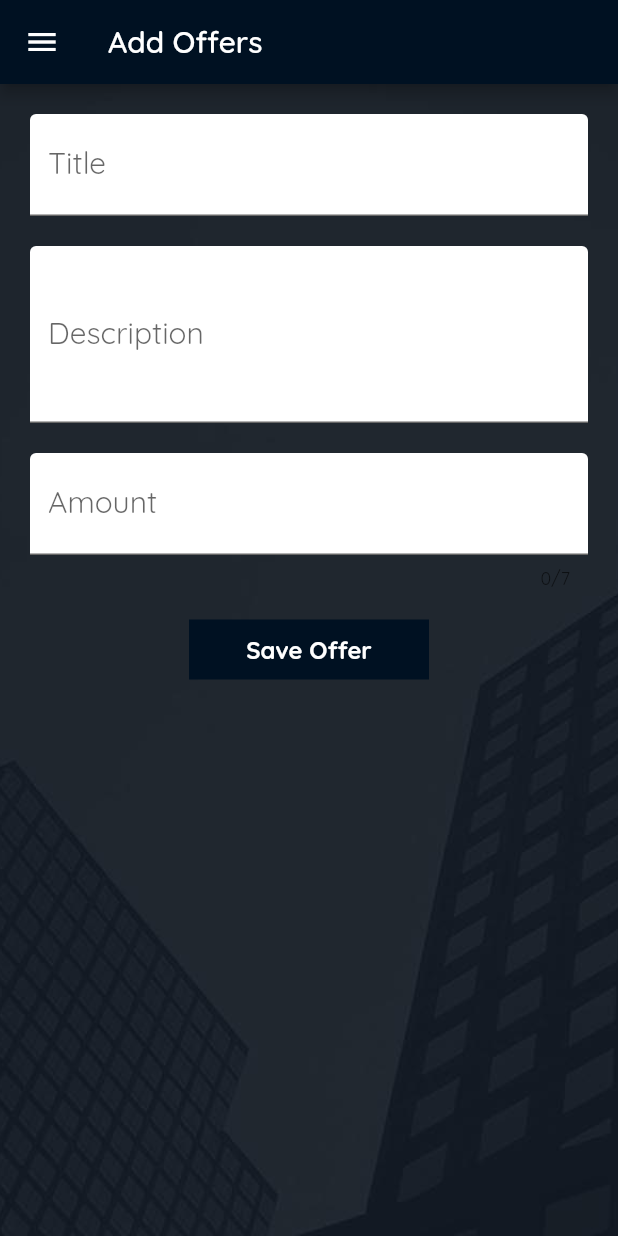
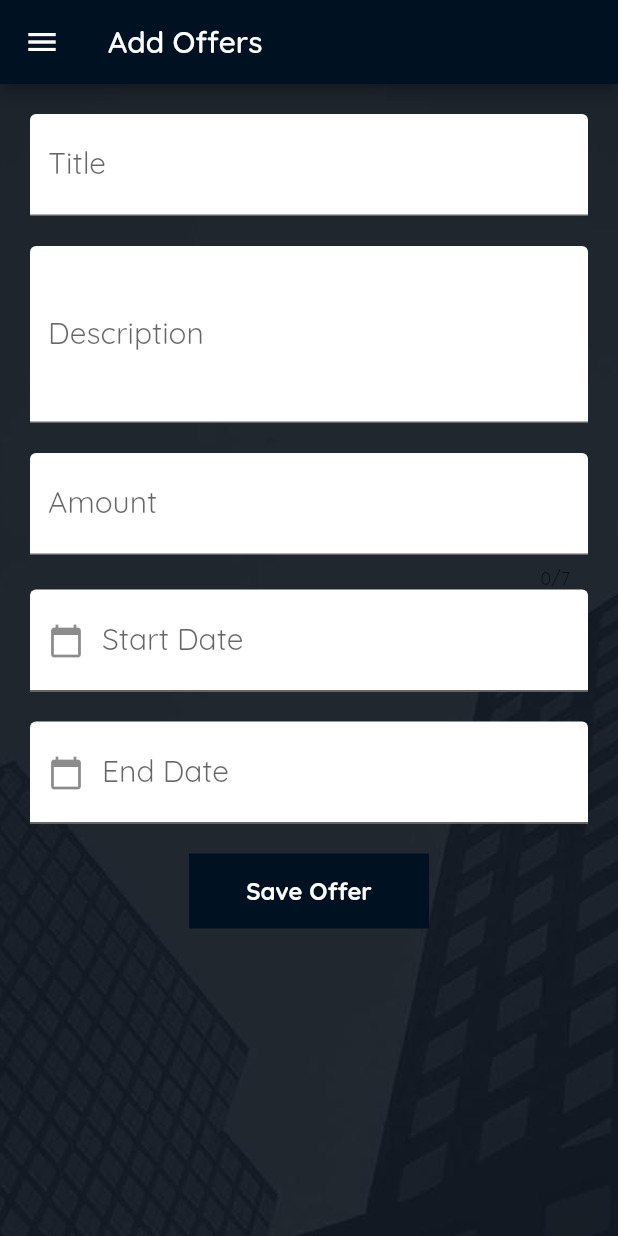
Before and after one commit to cjs10lib/bank_app, a Flutter app: the OfferFormPage screen opened by its route, on a phone screen of 412 x 824 dp. Run offline on Flutter 3.47's test engine with Material 2 defaults, Android fonts, the phone set to English and light mode, and no system bars; our stand-ins replace cloud_firestore, firebase_auth, firebase_messaging, firebase_storage, flutter_local_notifications, image_picker; missing offline and left inert: flutter_fab_dialer; accounts and stored records are empty.

Commit message:
Added form, form-fields, datetime-pickers & refactored offer-form page, implemented create-offer method in offer-model & offer-service

```diff
--- a/lib/pages/offer_form_page.dart
+++ b/lib/pages/offer_form_page.dart
@@ -1,15 +1,58 @@
 import 'package:flutter/material.dart';
 
-class OfferFormPage extends StatelessWidget {
+class OfferFormPage extends StatefulWidget {
   @override
-  Widget build(BuildContext context) {
-    return GestureDetector(
-      onTap: () {
-        FocusScope.of(context).requestFocus(FocusNode());
-      },
-      child: Scaffold(
-          appBar: AppBar(title: Text('Add Offers')),
-          drawer: Drawer(
+  OfferFormPageState createState() {
+    return new OfferFormPageState();
+  }
+}
+
+class OfferFormPageState extends State<OfferFormPage> {
+  Map<String, dynamic> _formData = {
+    'title': null,
+    'description': null,
+    'amount': 0
+  };
+
+  DateTime _startDate;
+  DateTime _endDate;
+
+  GlobalKey<FormState> _formKey = GlobalKey<FormState>();
+  TextEditingController _offerStartDateController = TextEditingController();
+  TextEditingController _offerEndDateController = TextEditingController();
+
+  Future _selectOfferDate(BuildContext context, bool startDate) async {
+    if (startDate) {
+      _startDate = await showDatePicker(
+          context: context,
+          initialDate: DateTime.now().add(new Duration(days: 1)),
+          firstDate: DateTime.now().subtract(new Duration(days: 30)),
+          lastDate: DateTime.now().add(Duration(days: 1)),
+          initialDatePickerMode: DatePickerMode.day);
+      if (_startDate != null) {
+        setState(() {
+          _offerStartDateController.text =
+              '${_startDate.day}/${_startDate.month}/${_startDate.year}';
+        });
+      }
+    } else {
+      _endDate = await showDatePicker(
+          context: context,
+          initialDate: DateTime.now().add(new Duration(days: 1)),
+          firstDate: DateTime.now(),
+          lastDate: DateTime.now().add(new Duration(days: 60)),
+          initialDatePickerMode: DatePickerMode.day);
+      if (_endDate != null) {
+        setState(() {
+          _offerEndDateController.text =
+              '${_endDate.day}/${_endDate.month}/${_endDate.year}';
+        });
+      }
+    }
+  }
+
+  Widget _buildSideDrawer(BuildContext context) {
+    return Drawer(
       child: Column(
         children: <Widget>[
           AppBar(
@@ -25,8 +68,8 @@ class OfferFormPage extends StatelessWidget {
                   title: Text('Add Offers'),
                 ),
                 ListTile(
-                        leading: CircleAvatar(
-                            child: Icon(Icons.store_mall_directory)),
+                  leading:
+                      CircleAvatar(child: Icon(Icons.store_mall_directory)),
                   title: Text('Offers'),
                   onTap: () {
                     Navigator.of(context).pushReplacementNamed('/tabs');
@@ -37,61 +80,120 @@ class OfferFormPage extends StatelessWidget {
           )
         ],
       ),
-          ),
-          body: SafeArea(
-            child: Container(
-              padding: EdgeInsets.only(top: 20.0, right: 20.0, left: 20.0),
-              decoration: BoxDecoration(
-                  image: DecorationImage(
-                      fit: BoxFit.cover,
-                      image: AssetImage('assets/login/login-background.jpg'))),
-              child: ListView(
-                children: <Widget>[
-                  TextField(
-                    style: TextStyle(
-                        color: Theme.of(context).primaryColor, fontSize: 20.0),
+    );
+  }
+
+  Widget _buildTitleFormField(BuildContext context) {
+    return TextFormField(
+      style: TextStyle(color: Theme.of(context).primaryColor, fontSize: 20.0),
       decoration: InputDecoration(
           labelText: 'Title',
           hintText: 'Enter Title',
           filled: true,
           fillColor: Theme.of(context).cardColor),
-                  ),
-                  SizedBox(height: 20.0),
-                  TextField(
+      onSaved: (String value) {
+        _formData['title'] = value;
+      },
+    );
+  }
+
+  Widget _buildDescriptionFormField(BuildContext context) {
+    return TextFormField(
       keyboardType: TextInputType.multiline,
       maxLines: 3,
-                    style: TextStyle(
-                        color: Theme.of(context).primaryColor, fontSize: 20.0),
+      style: TextStyle(color: Theme.of(context).primaryColor, fontSize: 20.0),
       decoration: InputDecoration(
           labelText: 'Description',
           hintText: 'Enter Description',
           filled: true,
           fillColor: Theme.of(context).cardColor),
-                  ),
-                  SizedBox(height: 20.0),
-                  TextField(
+      onSaved: (String value) {
+        _formData['description'] = value;
+      },
+    );
+  }
+
+  Widget _buildAmountTextfield(BuildContext context) {
+    return TextFormField(
       maxLength: 7,
       keyboardType: TextInputType.number,
-                    style: TextStyle(
-                        color: Theme.of(context).primaryColor, fontSize: 20.0),
+      style: TextStyle(color: Theme.of(context).primaryColor, fontSize: 20.0),
       decoration: InputDecoration(
           labelText: 'Amount',
           hintText: 'Enter Amount',
           prefix: Text('GHC '),
           filled: true,
           fillColor: Theme.of(context).cardColor),
+      onSaved: (String value) {
+        _formData['amount'] = double.parse(value);
+      },
+    );
+  }
+
+  Widget _buildOfferStartDate() {
+    return GestureDetector(
+      onTap: () {
+        _selectOfferDate(context, true);
+      },
+      child: AbsorbPointer(
+        child: TextFormField(
+          keyboardType: TextInputType.number,
+          controller: _offerStartDateController,
+          style:
+              TextStyle(color: Theme.of(context).primaryColor, fontSize: 20.0),
+          decoration: InputDecoration(
+              labelText: 'Start Date',
+              hintText: 'Select Start Date',
+              prefixIcon: Icon(Icons.calendar_today),
+              filled: true,
+              fillColor: Theme.of(context).cardColor),
+          validator: (String value) {
+            if (value.isEmpty || _offerStartDateController.text.isEmpty) {
+              return 'Offer start date is required!';
+            }
+          },
         ),
-                  SizedBox(height: 20.0),
-                  Row(
+      ),
+    );
+  }
+
+  Widget _buildOfferEndDate() {
+    return GestureDetector(
+      onTap: () {
+        _selectOfferDate(context, false);
+      },
+      child: AbsorbPointer(
+        child: TextFormField(
+          keyboardType: TextInputType.number,
+          controller: _offerEndDateController,
+          style:
+              TextStyle(color: Theme.of(context).primaryColor, fontSize: 20.0),
+          decoration: InputDecoration(
+              labelText: 'End Date',
+              hintText: 'Select End Date',
+              prefixIcon: Icon(Icons.calendar_today),
+              filled: true,
+              fillColor: Theme.of(context).cardColor),
+          validator: (String value) {
+            if (value.isEmpty || _offerEndDateController.text.isEmpty) {
+              return 'Offer end date is required!';
+            }
+          },
+        ),
+      ),
+    );
+  }
+
+  Widget _buildFormControl(BuildContext context) {
+    return Row(
       mainAxisAlignment: MainAxisAlignment.center,
       children: <Widget>[
         GestureDetector(
-                        onTap: () {},
+          onTap: _submitForm,
           child: Container(
-                          height: 40.0,
+            height: 50.0,
             width: 160.0,
-                          padding: EdgeInsets.symmetric(
-                              vertical: 5.0, horizontal: 5.0),
+            padding: EdgeInsets.symmetric(vertical: 5.0, horizontal: 5.0),
             color: Theme.of(context).primaryColor,
             alignment: Alignment.center,
             child: Text('Save Offer',
@@ -102,8 +204,47 @@ class OfferFormPage extends StatelessWidget {
           ),
         )
       ],
-                  )
+    );
+  }
+
+  _submitForm() {
+    _formKey.currentState.save();
+    print(_formData.values);
+  }
+
+  @override
+  Widget build(BuildContext context) {
+    return GestureDetector(
+      onTap: () {
+        FocusScope.of(context).requestFocus(FocusNode());
+      },
+      child: Scaffold(
+          appBar: AppBar(title: Text('Add Offers')),
+          drawer: _buildSideDrawer(context),
+          body: SafeArea(
+            child: Container(
+              padding: EdgeInsets.only(top: 20.0, right: 20.0, left: 20.0),
+              decoration: BoxDecoration(
+                  image: DecorationImage(
+                      fit: BoxFit.cover,
+                      image: AssetImage('assets/login/login-background.jpg'))),
+              child: Form(
+                key: _formKey,
+                child: ListView(
+                  children: <Widget>[
+                    _buildTitleFormField(context),
+                    SizedBox(height: 20.0),
+                    _buildDescriptionFormField(context),
+                    SizedBox(height: 20.0),
+                    _buildAmountTextfield(context),
+                    // SizedBox(height: 20.0),
+                    _buildOfferStartDate(),
+                    SizedBox(height: 20.0),
+                    _buildOfferEndDate(),
+                    SizedBox(height: 20.0),
+                    _buildFormControl(context)
                   ],
+                ),
               ),
             ),
           )),
```
Also changed, not shown: lib/scoped_models/offer_model.dart (added, +15 -0 lines), lib/services/offer_service.dart (added, +20 -0 lines). Lines whose indentation alone changed are shown as unchanged.
